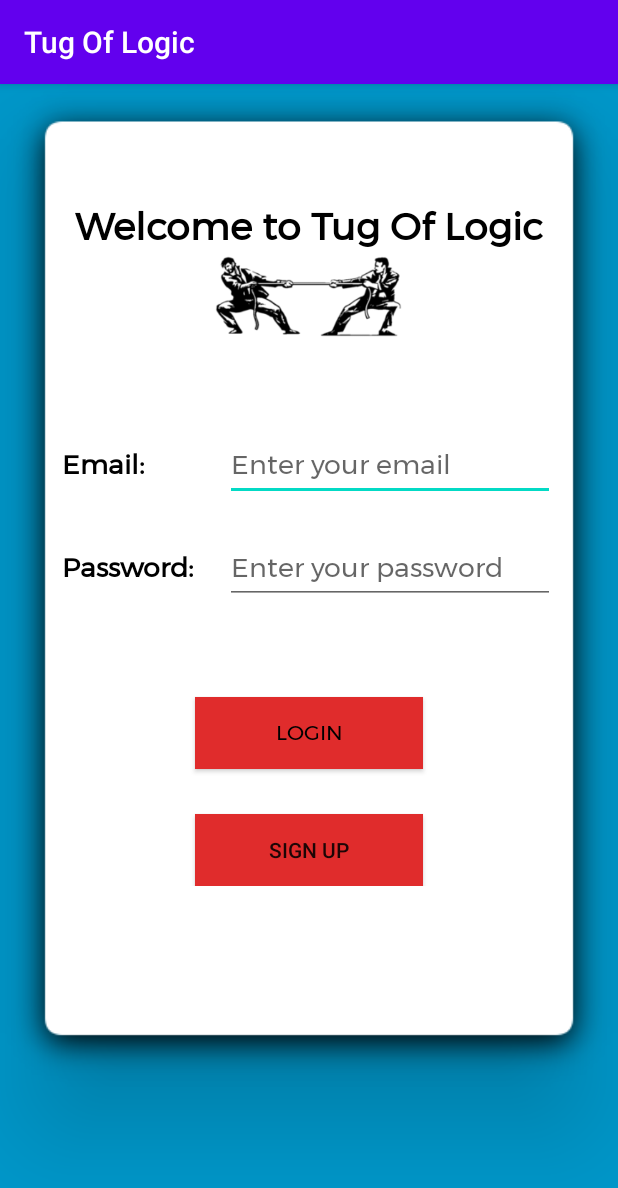
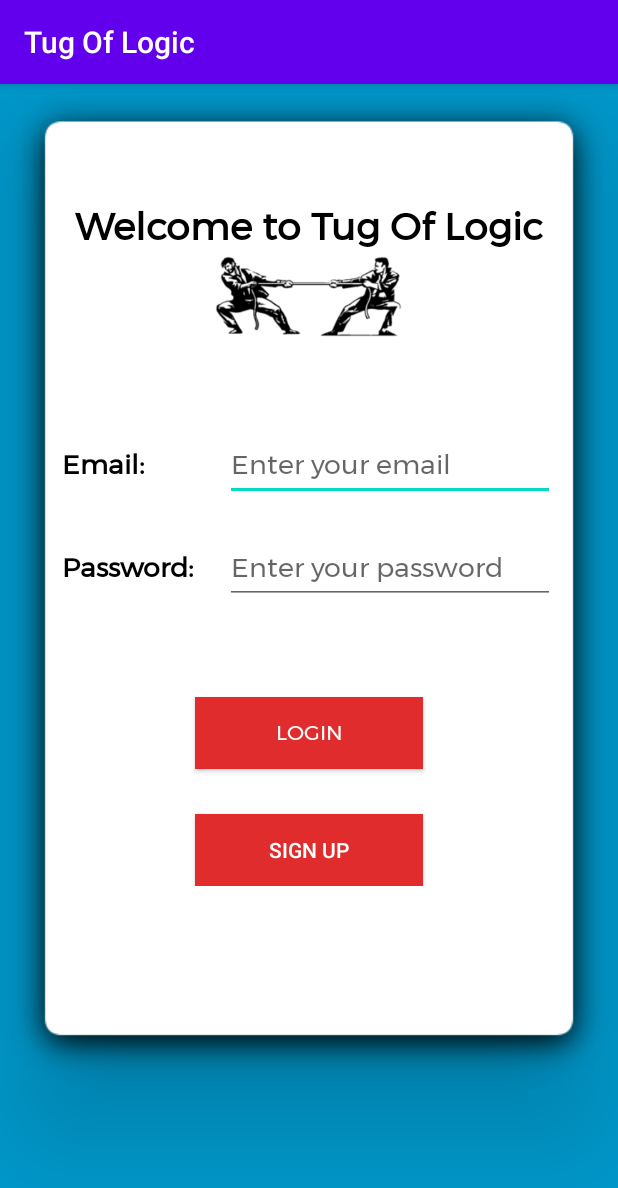
Before and after one commit to TushitNag11/TugOfLogic, an Android app: the screen it shows after launch (MainActivity), on a phone screen of 412 x 824 dp. Shown: the top 1188 px of the screen. Run offline under Robolectric (Android 15) with nearby library versions, the phone set to English and light mode, and no system bars.

Commit message:
ui changes

```diff
--- a/app/src/main/AndroidManifest.xml
+++ b/app/src/main/AndroidManifest.xml
@@ -9,7 +9,8 @@
         android:roundIcon="@mipmap/ic_launcher_round"
         android:supportsRtl="true"
         android:theme="@style/AppTheme">
-        <activity android:name=".MainActivity2"></activity>
+        <activity android:name=".MainClaimActivity"></activity>
+        <activity android:name=".MainActivity2" />
         <activity android:name=".GameidActivity" />
         <activity android:name=".SignupActivity" />
         <activity android:name=".MainActivity">
--- a/app/src/main/res/layout/activity_gameid.xml
+++ b/app/src/main/res/layout/activity_gameid.xml
@@ -91,7 +91,8 @@
                 android:layout_marginRight="100dp"
                 android:layout_weight="1"
                 android:background="@color/backgroundColor"
-                android:text="@string/enter" />
+                android:text="@string/enter"
+                android:textColor="@android:color/background_light" />
         </LinearLayout>
     </LinearLayout>
 </ScrollView>
--- a/app/src/main/res/layout/activity_main.xml
+++ b/app/src/main/res/layout/activity_main.xml
@@ -136,7 +136,7 @@
                 android:gravity="center"
                 android:shadowColor="#000000"
                 android:text="@string/login"
-                android:textColor="@android:color/background_dark" />
+                android:textColor="@android:color/background_light" />
 
             <Button
                 android:id="@+id/signupBtn"
@@ -148,7 +148,8 @@
                 android:layout_weight="1"
                 android:background="@color/backgroundColor"
                 android:shadowColor="#000000"
-                android:text="@string/signup" />
+                android:text="@string/signup"
+                android:textColor="@android:color/background_light" />
         </LinearLayout>
     </LinearLayout>
 </ScrollView>
--- a/app/src/main/res/layout/activity_signup.xml
+++ b/app/src/main/res/layout/activity_signup.xml
@@ -185,7 +185,8 @@
                 android:layout_marginRight="100dp"
                 android:layout_weight="1"
                 android:background="@color/backgroundColor"
-                android:text="@string/signup" />
+                android:text="@string/signup"
+                android:textColor="@android:color/background_light" />
         </LinearLayout>
     </LinearLayout>
 </ScrollView>
--- a/app/src/main/res/values/strings.xml
+++ b/app/src/main/res/values/strings.xml
@@ -9,5 +9,5 @@
     <string name="signup">Sign Up</string>
     <string name="confirmPwd">Confirm Password</string>
     <string name="enter">Enter</string>
-    <string name="name">Name</string>
+    <string name="name">Name:</string>
 </resources>
```
Also changed, not shown: app/src/main/res/layout/activity_main_claim.xml (+21 -2 lines).
